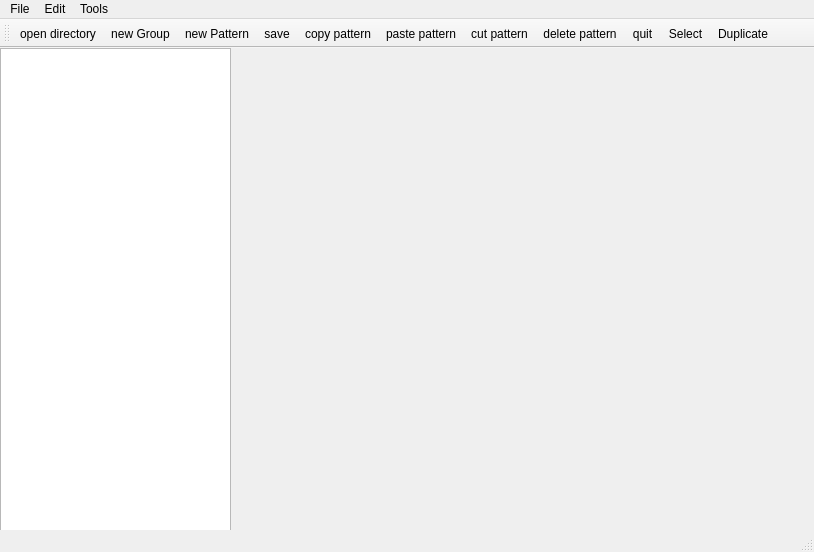
This is dispositif/Cubicle/mainwindow.ui in ppff/Cubicle-GUI as Qt 5 draws it before an edit. The edited form follows.
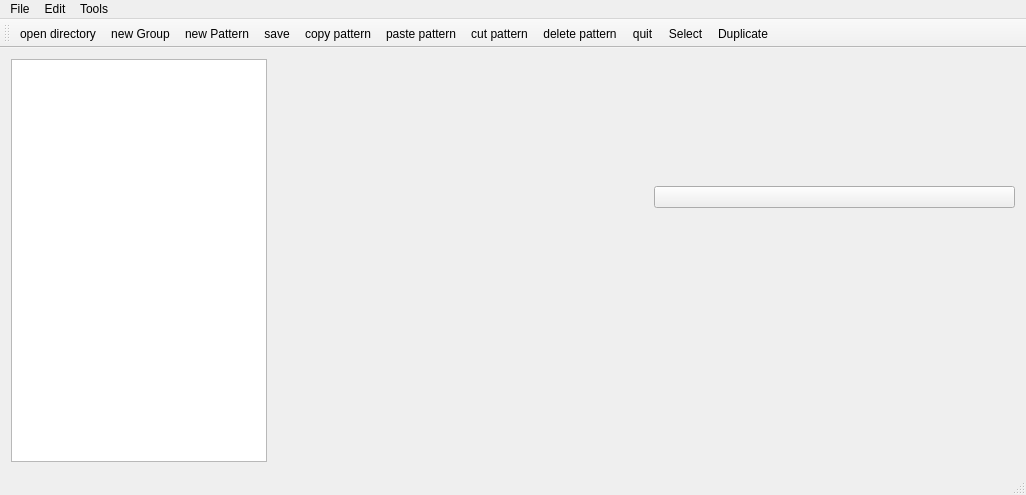
This is the edited form. Icons and pictures are not drawn. Custom widgets are drawn as their Qt base class.

Commit message: debut de larrangement de la fenetre principale selon layout

```diff
--- a/dispositif/Cubicle/mainwindow.ui
+++ b/dispositif/Cubicle/mainwindow.ui
@@ -6,84 +6,113 @@
    <rect>
     <x>0</x>
     <y>0</y>
-    <width>814</width>
-    <height>552</height>
+    <width>1026</width>
+    <height>495</height>
    </rect>
   </property>
   <property name="windowTitle">
    <string>MainWindow</string>
   </property>
   <widget class="QWidget" name="centralWidget">
-   <widget class="QTreeView" name="treeView">
-    <property name="geometry">
-     <rect>
-      <x>0</x>
-      <y>0</y>
-      <width>231</width>
-      <height>511</height>
-     </rect>
-    </property>
-   </widget>
-   <widget class="QLabel" name="label">
-    <property name="geometry">
-     <rect>
-      <x>700</x>
-      <y>350</y>
-      <width>67</width>
-      <height>20</height>
-     </rect>
-    </property>
-    <property name="text">
-     <string/>
-    </property>
-   </widget>
-   <widget class="QLabel" name="label_2">
-    <property name="geometry">
-     <rect>
-      <x>690</x>
-      <y>410</y>
-      <width>67</width>
-      <height>17</height>
-     </rect>
-    </property>
-    <property name="text">
-     <string/>
-    </property>
-   </widget>
-   <widget class="QLabel" name="label_3">
-    <property name="geometry">
-     <rect>
-      <x>300</x>
-      <y>70</y>
-      <width>67</width>
-      <height>17</height>
-     </rect>
-    </property>
-    <property name="text">
-     <string/>
-    </property>
-   </widget>
-   <widget class="QLabel" name="label_4">
-    <property name="geometry">
-     <rect>
-      <x>430</x>
-      <y>40</y>
-      <width>67</width>
-      <height>17</height>
-     </rect>
-    </property>
-    <property name="text">
-     <string/>
-    </property>
-   </widget>
+   <layout class="QGridLayout" name="gridLayout_2">
+    <item row="0" column="0">
+     <layout class="QGridLayout" name="gridLayout">
+      <item row="2" column="3" rowspan="2">
+       <widget class="simulation_cube" name="widget" native="true">
+        <property name="sizePolicy">
+         <sizepolicy hsizetype="Expanding" vsizetype="Expanding">
+          <horstretch>0</horstretch>
+          <verstretch>0</verstretch>
+         </sizepolicy>
+        </property>
+       </widget>
+      </item>
+      <item row="0" column="3">
+       <spacer name="verticalSpacer">
+        <property name="orientation">
+         <enum>Qt::Vertical</enum>
+        </property>
+        <property name="sizeHint" stdset="0">
+         <size>
+          <width>20</width>
+          <height>40</height>
+         </size>
+        </property>
+       </spacer>
+      </item>
+      <item row="0" column="0" rowspan="4">
+       <widget class="QTreeView" name="treeView">
+        <property name="sizePolicy">
+         <sizepolicy hsizetype="Minimum" vsizetype="Expanding">
+          <horstretch>0</horstretch>
+          <verstretch>0</verstretch>
+         </sizepolicy>
+        </property>
+       </widget>
+      </item>
+      <item row="2" column="1">
+       <widget class="QLabel" name="label_3">
+        <property name="sizePolicy">
+         <sizepolicy hsizetype="Expanding" vsizetype="Expanding">
+          <horstretch>0</horstretch>
+          <verstretch>0</verstretch>
+         </sizepolicy>
+        </property>
+        <property name="text">
+         <string/>
+        </property>
+       </widget>
+      </item>
+      <item row="3" column="1">
+       <widget class="QLabel" name="label_2">
+        <property name="sizePolicy">
+         <sizepolicy hsizetype="Expanding" vsizetype="Expanding">
+          <horstretch>0</horstretch>
+          <verstretch>0</verstretch>
+         </sizepolicy>
+        </property>
+        <property name="text">
+         <string/>
+        </property>
+       </widget>
+      </item>
+      <item row="0" column="2">
+       <widget class="QLabel" name="label_4">
+        <property name="text">
+         <string/>
+        </property>
+       </widget>
+      </item>
+      <item row="1" column="3">
+       <widget class="QPushButton" name="fleche_gauche">
+        <property name="text">
+         <string/>
+        </property>
+       </widget>
+      </item>
+     </layout>
+    </item>
+   </layout>
+   <zorder>treeView</zorder>
+   <zorder>widget</zorder>
+   <zorder>treeView</zorder>
+   <zorder>treeView</zorder>
+   <zorder>widget</zorder>
+   <zorder>horizontalSpacer</zorder>
+   <zorder>treeView</zorder>
+   <zorder>widget</zorder>
+   <zorder>label</zorder>
+   <zorder>label_2</zorder>
+   <zorder>label_3</zorder>
+   <zorder>label_4</zorder>
   </widget>
   <widget class="QMenuBar" name="menuBar">
    <property name="geometry">
     <rect>
      <x>0</x>
      <y>0</y>
-     <width>814</width>
-     <height>25</height>
+     <width>1026</width>
+     <height>21</height>
     </rect>
    </property>
    <property name="nativeMenuBar">
@@ -252,9 +281,14 @@
   </action>
  </widget>
  <layoutdefault spacing="6" margin="11"/>
- <tabstops>
-  <tabstop>treeView</tabstop>
- </tabstops>
+ <customwidgets>
+  <customwidget>
+   <class>simulation_cube</class>
+   <extends>QWidget</extends>
+   <header location="global">simulation_cube.h</header>
+   <container>1</container>
+  </customwidget>
+ </customwidgets>
  <resources>
   <include location="ressource.qrc"/>
  </resources>
```
The commit also changes 2 other files.
